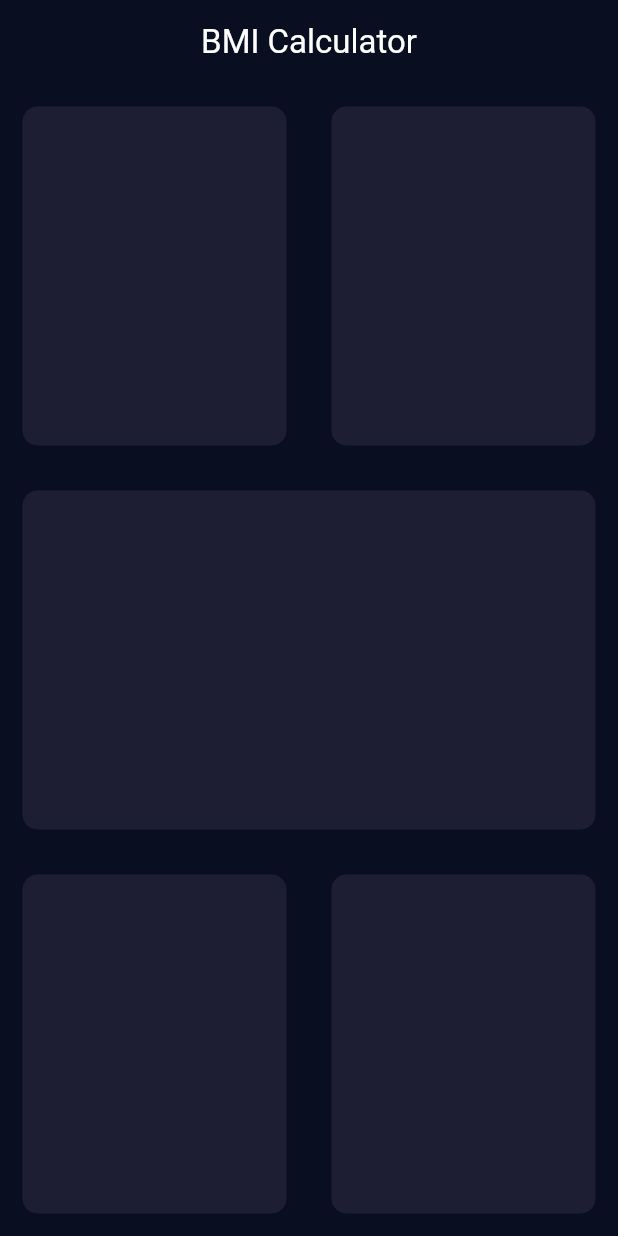
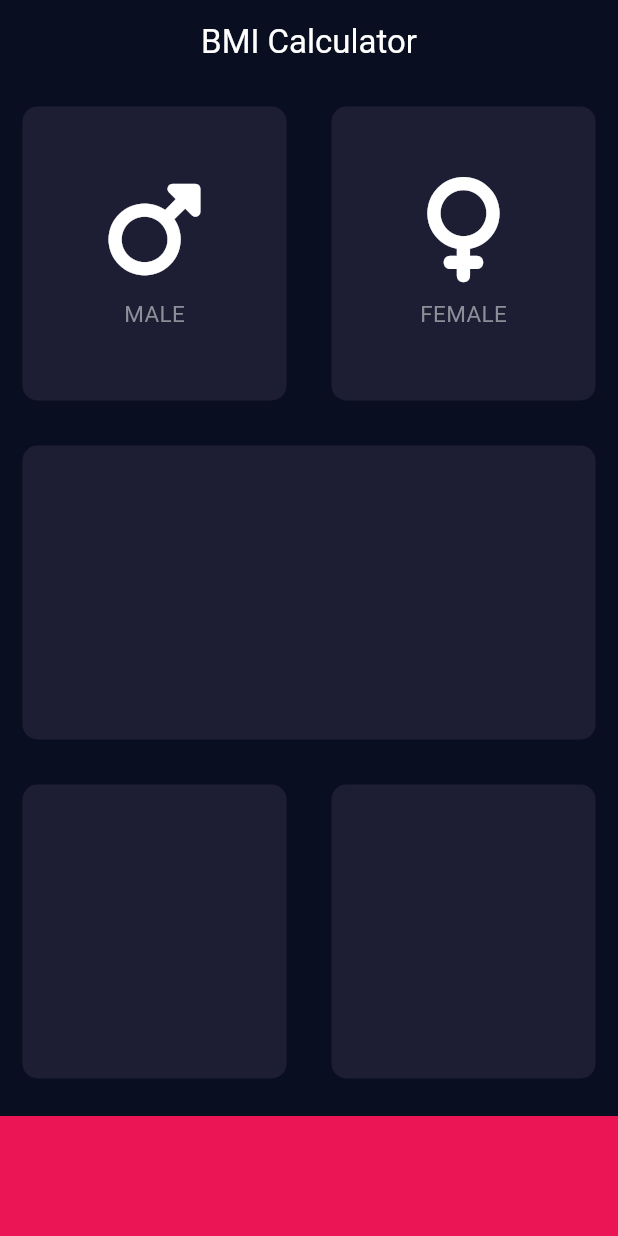
Before and after one commit to junsan/flutter_bmi, a Flutter app: the screen it shows after launch, on a phone screen of 412 x 824 dp. Run offline on Flutter 3.47's test engine with Material 3 defaults, Android fonts, the phone set to English and light mode, and no system bars; our stand-ins replace font_awesome_flutter; missing offline and left inert: dart:html.

Commit message:
update files

```diff
--- a/lib/input_page.dart
+++ b/lib/input_page.dart
@@ -1,4 +1,10 @@
+import 'dart:html';
+
 import 'package:flutter/material.dart';
+import 'package:font_awesome_flutter/font_awesome_flutter.dart';
+
+const bottomContainerHeight = 80.0;
+const backgroundColour = Color(0xFF1D1E33);
 
 class InputPage extends StatefulWidget {
   const InputPage({super.key});
@@ -17,12 +23,20 @@ class _InputPageState extends State<InputPage> {
             children: [
               Expanded(
                 child: ReusableCard(
-                  colour: Color(0xFF1D1E33),
+                  childContent: ContentWidget(
+                    contentText: 'MALE',
+                    genderIcon: FontAwesomeIcons.mars,
+                  ),
+                  colour: backgroundColour,
                 ),
               ),
               Expanded(
                 child: ReusableCard(
-                  colour: Color(0xFF1D1E33),
+                  childContent: ContentWidget(
+                    contentText: 'FEMALE',
+                    genderIcon: FontAwesomeIcons.venus,
+                  ),
+                  colour: backgroundColour,
                 ),
               ),
             ],
@@ -30,7 +44,7 @@ class _InputPageState extends State<InputPage> {
         ),
         Expanded(
           child: ReusableCard(
-            colour: Color(0xFF1D1E33),
+            colour: backgroundColour,
           ),
         ),
         Expanded(
@@ -38,33 +52,77 @@ class _InputPageState extends State<InputPage> {
             children: [
               Expanded(
                 child: ReusableCard(
-                  colour: Color(0xFF1D1E33),
+                  colour: backgroundColour,
                 ),
               ),
               Expanded(
                 child: ReusableCard(
-                  colour: Color(0xFF1D1E33),
+                  colour: backgroundColour,
                 ),
               ),
             ],
           ),
         ),
+        Container(
+          color: Color(0xFFEB1555),
+          width: double.infinity,
+          height: bottomContainerHeight,
+          margin: EdgeInsets.only(top: 10.0),
+        )
+      ],
+    );
+  }
+}
+
+class ContentWidget extends StatelessWidget {
+
+  ContentWidget({required this.contentText, required this.genderIcon});
+
+  final String contentText;
+  final IconData genderIcon;
+
+  final labelTextStyle = TextStyle(
+      fontSize: 15.0,
+      color: Color(0xFF8D8E98)
+  );
+
+  final colorWhite = Colors.white;
+
+  @override
+  Widget build(BuildContext context) {
+    return Column(
+      mainAxisAlignment: MainAxisAlignment.center,
+      children: [
+        Icon(
+          genderIcon,
+          size: 70.0,
+          color: colorWhite,
+        ),
+        SizedBox(
+          height: 10.0,
+        ),
+        Text(contentText,
+          style: labelTextStyle,
+        )
       ],
     );
   }
 }
 
 class ReusableCard extends StatelessWidget {
-  ReusableCard({@required this.colour});
+  ReusableCard({@required this.colour, this.childContent});
 
-  Color? colour;
+  final Color? colour;
+  final Widget? childContent;
 
   @override
   Widget build(BuildContext context) {
     return Container(
       margin: EdgeInsets.all(15.0),
       decoration: BoxDecoration(
-          color: colour, borderRadius: BorderRadius.circular(10.0)),
+          color: colour, borderRadius: BorderRadius.circular(10.0)
+      ),
+      child: childContent,
     );
   }
 }
--- a/pubspec.yaml
+++ b/pubspec.yaml
@@ -35,6 +35,7 @@ dependencies:
   # The following adds the Cupertino Icons font to your application.
   # Use with the CupertinoIcons class for iOS style icons.
   cupertino_icons: ^1.0.6
+  font_awesome_flutter: ^10.7.0
 
 dev_dependencies:
   flutter_test:
```
Also changed, not shown: pubspec.lock.
